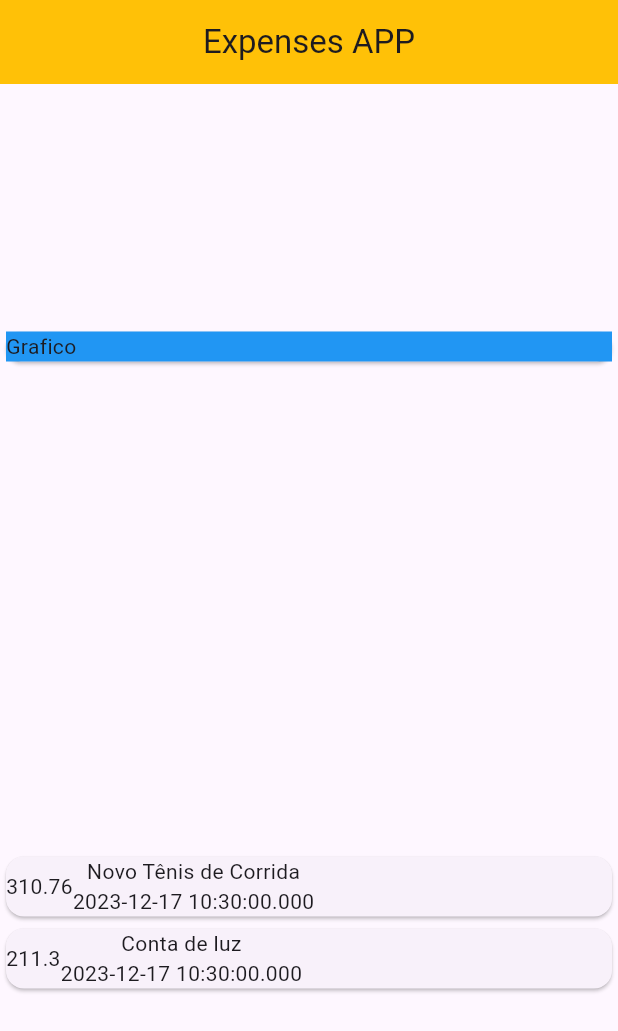
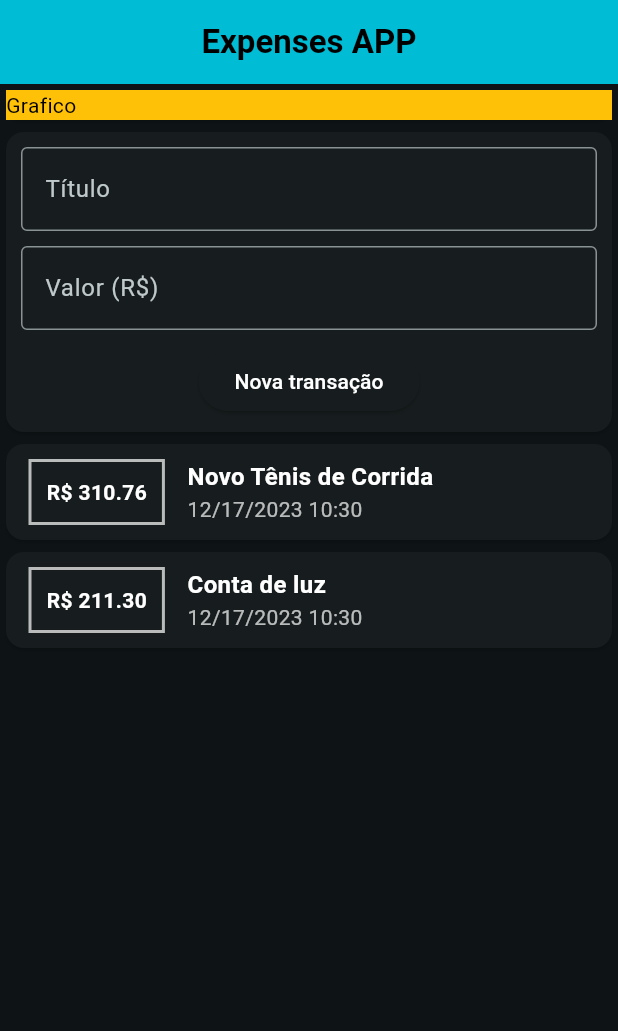
Before and after one commit to alyssontrugilio/expenses_app, a Flutter app: the screen it shows after launch, on a phone screen of 412 x 824 dp. Shown: the top 1031 px of the screen. Run offline on Flutter 3.47's test engine with Material 3 defaults, Android fonts, the phone set to English and light mode, and no system bars.

Commit message:
Feito a parte de transação e adicionar um novo item na lista

```diff
--- a/lib/app/app_widget.dart
+++ b/lib/app/app_widget.dart
@@ -1,11 +1,12 @@
-import 'package:expenses_ap/app/home/home_page.dart';
 import 'package:flutter/material.dart';
+
+import 'home/home_page.dart';
 
 class AppWidget extends StatelessWidget {
   const AppWidget({super.key});
 
   @override
   Widget build(BuildContext context) {
-    return  MyHomePage();
+    return const MyHomePage();
   }
 }
--- /dev/null
+++ b/lib/app/components/transaction_form.dart
@@ -0,0 +1,54 @@
+import 'package:flutter/material.dart';
+
+class TransactionForm extends StatelessWidget {
+  final valueController = TextEditingController();
+  final titleController = TextEditingController();
+
+  final void Function(String, double) onSubmit;
+
+  TransactionForm(this.onSubmit, {Key? key}) : super(key: key);
+
+  @override
+  Widget build(BuildContext context) {
+    return Card(
+      child: Padding(
+        padding: const EdgeInsets.all(10),
+        child: Column(
+          children: [
+            TextField(
+              decoration: const InputDecoration(
+                border: OutlineInputBorder(),
+                labelText: 'Título',
+              ),
+              controller: titleController,
+            ),
+            const SizedBox(height: 10),
+            TextField(
+              keyboardType: TextInputType.number,
+              decoration: const InputDecoration(
+                border: OutlineInputBorder(),
+                labelText: 'Valor (R\$)',
+              ),
+              controller: valueController,
+            ),
+            const SizedBox(height: 10),
+            ElevatedButton(
+              child: const Text(
+                'Nova transação',
+                style: TextStyle(
+                  color: Colors.white,
+                ),
+              ),
+              onPressed: () {
+                final title = titleController.text;
+                final double value =
+                    double.tryParse(valueController.text) ?? 0.0;
+                onSubmit(title, value);
+              },
+            )
+          ],
+        ),
+      ),
+    );
+  }
+}
--- /dev/null
+++ b/lib/app/components/transaction_list.dart
@@ -0,0 +1,59 @@
+import 'package:flutter/material.dart';
+import 'package:intl/intl.dart';
+import '../models/transaction.dart';
+
+class TransactionList extends StatelessWidget {
+  final List<Transaction> transactions;
+  const TransactionList({
+    super.key,
+    required this.transactions,
+  });
+
+  @override
+  Widget build(BuildContext context) {
+    return Container(
+      height: 300,
+      child: SingleChildScrollView(
+        child: Column(
+          children: transactions.map((tr) {
+            return Card(
+              child: Row(
+                children: [
+                  Container(
+                    margin: const EdgeInsets.symmetric(
+                        horizontal: 15, vertical: 10),
+                    decoration: BoxDecoration(
+                      border: Border.all(color: Colors.white70, width: 2),
+                    ),
+                    padding: const EdgeInsets.all(10),
+                    child: Text(
+                      'R\$ ${tr.value.toStringAsFixed(2)}',
+                      style: const TextStyle(
+                          fontWeight: FontWeight.bold, color: Colors.white),
+                    ),
+                  ),
+                  Column(
+                    crossAxisAlignment: CrossAxisAlignment.start,
+                    children: [
+                      Text(
+                        tr.title,
+                        style: const TextStyle(
+                            fontWeight: FontWeight.bold,
+                            color: Colors.white,
+                            fontSize: 16),
+                      ),
+                      Text(
+                        DateFormat('yMd').add_Hm().format(tr.date),
+                        style: const TextStyle(color: Colors.white70),
+                      ),
+                    ],
+                  )
+                ],
+              ),
+            );
+          }).toList(),
+        ),
+      ),
+    );
+  }
+}
--- /dev/null
+++ b/lib/app/components/transaction_user.dart
@@ -0,0 +1,53 @@
+import 'dart:math';
+
+import 'package:flutter/material.dart';
+import '../models/transaction.dart';
+import 'transaction_form.dart';
+import 'transaction_list.dart';
+
+class TransactionUser extends StatefulWidget {
+  const TransactionUser({super.key});
+
+  @override
+  State<TransactionUser> createState() => _TransactionUserState();
+}
+
+class _TransactionUserState extends State<TransactionUser> {
+  final _transactions = [
+    Transaction(
+      id: 't1',
+      title: 'Novo Tênis de Corrida',
+      value: 310.76,
+      date: DateTime.now(),
+    ),
+    Transaction(
+      id: 't2',
+      title: 'Conta de luz',
+      value: 211.30,
+      date: DateTime.now(),
+    ),
+  ];
+
+  _addTransaction(String title, double value) {
+    final newTransaction = Transaction(
+      id: Random().nextDouble().toString(),
+      title: title,
+      value: value,
+      date: DateTime.now(),
+    );
+
+    setState(() {
+      _transactions.add(newTransaction);
+    });
+  }
+
+  @override
+  Widget build(BuildContext context) {
+    return Column(
+      children: [
+        TransactionForm(_addTransaction),
+        TransactionList(transactions: _transactions)
+      ],
+    );
+  }
+}
--- a/lib/app/home/home_page.dart
+++ b/lib/app/home/home_page.dart
@@ -1,61 +1,41 @@
-import 'package:expenses_ap/app/models/transaction.dart';
 import 'package:flutter/material.dart';
 
+import '../components/transaction_user.dart';
+
 class MyHomePage extends StatelessWidget {
-  MyHomePage({super.key});
-
-  final _transactions = [
-    Transaction(
-      id: 't1',
-      title: 'Novo Tênis de Corrida',
-      value: 310.76,
-      date: DateTime.now(),
-    ),
-    Transaction(
-      id: 't2',
-      title: 'Conta de luz',
-      value: 211.30,
-      date: DateTime.now(),
-    )
-  ];
+  const MyHomePage({super.key});
 
   @override
   Widget build(BuildContext context) {
     return Scaffold(
       appBar: AppBar(
-        backgroundColor: Colors.amber,
+        backgroundColor: Colors.cyan,
         centerTitle: true,
-        title: const Text('Expenses APP'),
+        title: const Text(
+          'Expenses APP',
+          style: TextStyle(
+            fontWeight: FontWeight.bold,
+            color: Colors.black,
           ),
-      body: Column(
-        mainAxisAlignment: MainAxisAlignment.spaceAround,
+        ),
+      ),
+      body: SingleChildScrollView(
+        child: Column(
           crossAxisAlignment: CrossAxisAlignment.stretch,
           children: [
             Card(
               child: Container(
                 width: double.infinity,
-              color: Colors.blue,
-              child: const Text('Grafico'),
+                color: Colors.amber,
+                child: const Text(
+                  'Grafico',
+                  style: TextStyle(color: Colors.black),
                 ),
               ),
-          Column(
-            children: _transactions.map((tr) {
-              return Card(
-                child: Row(
-                  children: [
-                    Text(tr.value.toString()),
-                    Column(
-                      children: [
-                        Text(tr.title),
-                        Text(tr.date.toString()),
-                      ],
-                    )
+            ),
+            const TransactionUser()
           ],
         ),
-              );
-            }).toList(),
-          ),
-        ],
       ),
     );
   }
--- a/lib/main.dart
+++ b/lib/main.dart
@@ -15,7 +15,8 @@ class MyApp extends StatelessWidget {
     return MaterialApp(
       title: 'ExpensesApp',
       theme: ThemeData(
-        colorScheme: ColorScheme.fromSeed(seedColor: Colors.deepPurple),
+        brightness: Brightness.dark,
+        colorSchemeSeed: Colors.cyan,
         useMaterial3: true,
       ),
       home: const AppWidget(),
--- a/pubspec.yaml
+++ b/pubspec.yaml
@@ -35,6 +35,7 @@ dependencies:
   # The following adds the Cupertino Icons font to your application.
   # Use with the CupertinoIcons class for iOS style icons.
   cupertino_icons: ^1.0.2
+  intl: ^0.19.0
 
 dev_dependencies:
   flutter_test:
```
Also changed, not shown: pubspec.lock. Lines whose indentation alone changed are shown as unchanged.
